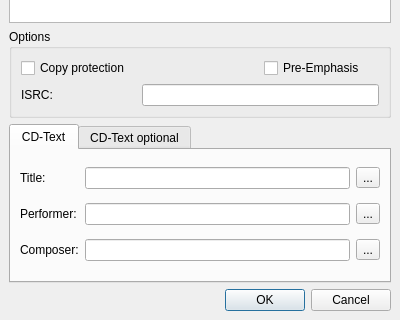
First picture: the form in src/traverso/ui/MarkerDialog.ui, repository ErwanLegrand/Traverso-DAW, before the edit; both pictures show x 0 to 400 and y 204 to 524 of the 400 by 524 pixel window.
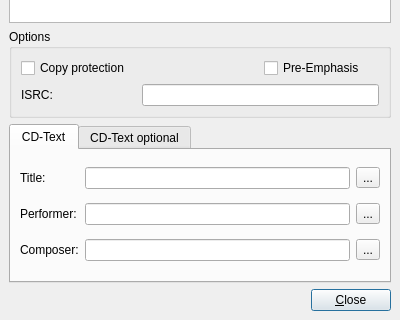
Second picture: the form after the edit.

Commit message: added basic functions to MarkerDialog

Diff of the .ui file:
```diff
--- a/src/traverso/ui/MarkerDialog.ui
+++ b/src/traverso/ui/MarkerDialog.ui
@@ -242,14 +242,34 @@
     </widget>
    </item>
    <item>
-    <widget class="QDialogButtonBox" name="buttonBox" >
-     <property name="orientation" >
-      <enum>Qt::Horizontal</enum>
+    <layout class="QHBoxLayout" >
+     <property name="margin" >
+      <number>0</number>
      </property>
-     <property name="standardButtons" >
-      <set>QDialogButtonBox::Cancel|QDialogButtonBox::NoButton|QDialogButtonBox::Ok</set>
+     <property name="spacing" >
+      <number>6</number>
      </property>
-    </widget>
+     <item>
+      <spacer>
+       <property name="orientation" >
+        <enum>Qt::Horizontal</enum>
+       </property>
+       <property name="sizeHint" >
+        <size>
+         <width>281</width>
+         <height>20</height>
+        </size>
+       </property>
+      </spacer>
+     </item>
+     <item>
+      <widget class="QPushButton" name="pushButtonClose" >
+       <property name="text" >
+        <string>&amp;Close</string>
+       </property>
+      </widget>
+     </item>
+    </layout>
    </item>
   </layout>
  </widget>
```
Left out of the diff: 33 changed lines with no effect on the pictures. The commit also changes 4 other files.
